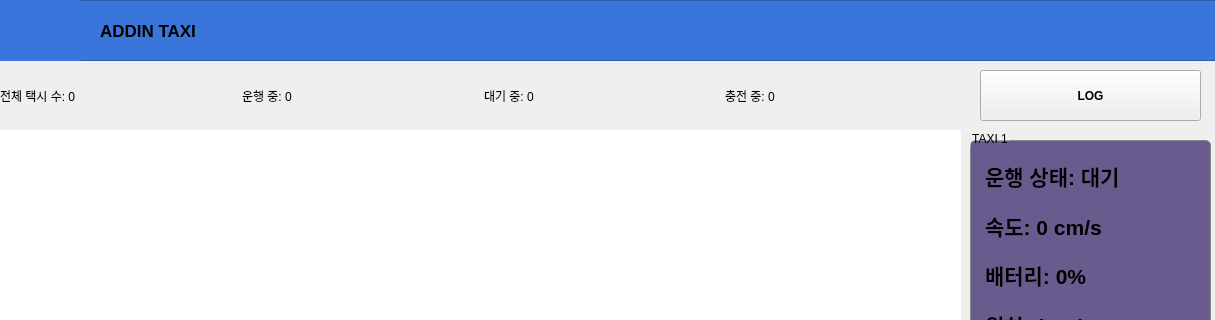
This is admin/src/admin_gui/main.ui in addinedu-ros-8th/ros-repo-5 as Qt 5 draws it before an edit; both pictures show x 0 to 1215 and y 0 to 320 of the 1215 by 729 pixel window. The edited form follows.
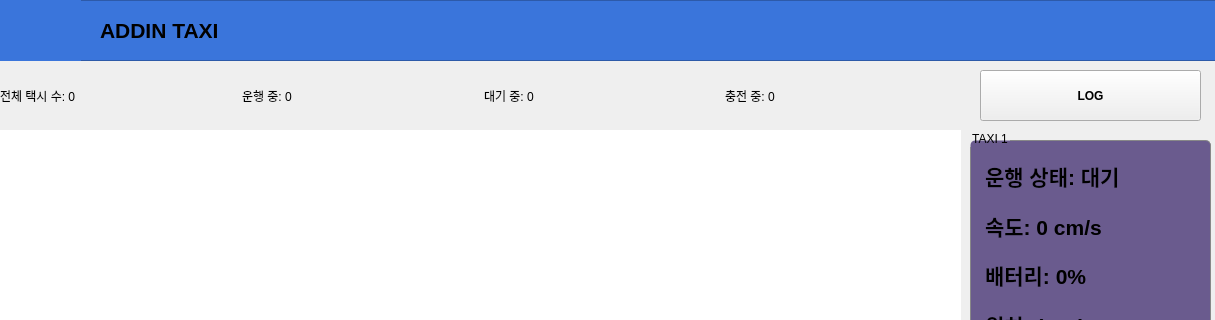
This is the edited form. Icons and pictures are not drawn.

Commit message: UI 예쁘게 정렬

```diff
--- a/admin/src/admin_gui/main.ui
+++ b/admin/src/admin_gui/main.ui
@@ -244,11 +244,18 @@
      </property>
      <property name="font">
       <font>
-       <pointsize>13</pointsize>
+       <pointsize>16</pointsize>
        <weight>75</weight>
        <bold>true</bold>
       </font>
      </property>
+     <property name="styleSheet">
+      <string notr="true">QLabel{
+font-size:16pt;
+color: #000000;  
+ font-weight: bold;
+}</string>
+     </property>
      <property name="text">
       <string>ADDIN TAXI</string>
      </property>
```
The commit also changes 5 other files.
